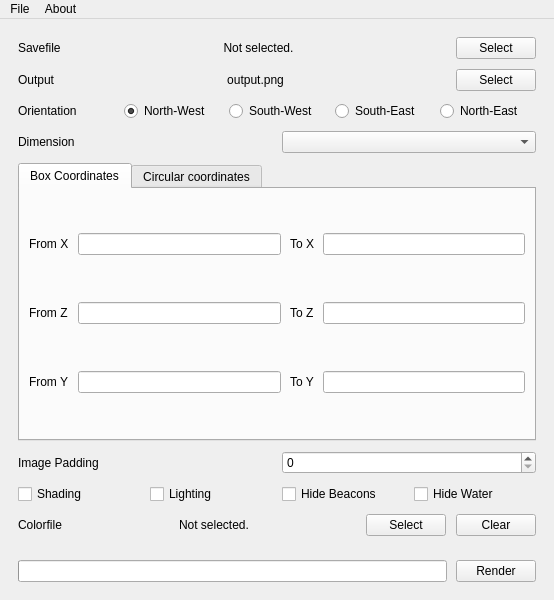
This is src/graphical/mainwindow.ui in spoutn1k/mcmap as Qt 5 draws it before an edit. The edited form follows.
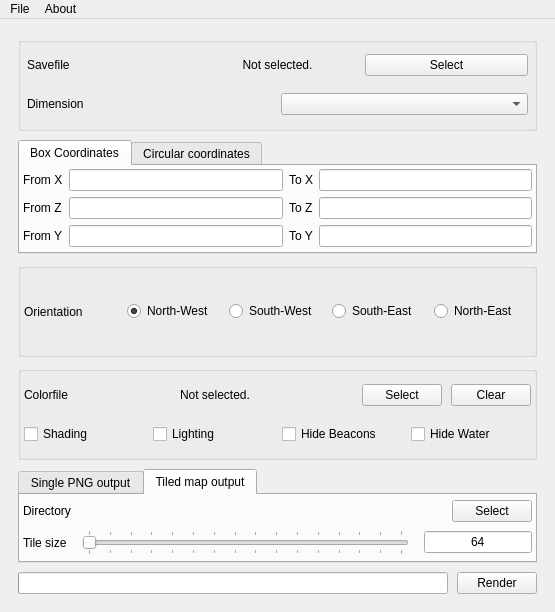
This is the edited form. The open tabs and pages were chosen to show the change.

Commit message: Organized ui; added icons

What changed in the file:
```diff
--- a/src/graphical/mainwindow.ui
+++ b/src/graphical/mainwindow.ui
@@ -9,43 +9,71 @@
    <rect>
     <x>0</x>
     <y>0</y>
-    <width>554</width>
-    <height>600</height>
+    <width>555</width>
+    <height>612</height>
    </rect>
   </property>
-  <property name="minimumSize">
-   <size>
-    <width>554</width>
-    <height>600</height>
-   </size>
-  </property>
-  <property name="maximumSize">
-   <size>
-    <width>554</width>
-    <height>600</height>
-   </size>
+  <property name="sizePolicy">
+   <sizepolicy hsizetype="Minimum" vsizetype="Minimum">
+    <horstretch>0</horstretch>
+    <verstretch>0</verstretch>
+   </sizepolicy>
   </property>
   <widget class="QWidget" name="centralwidget">
+   <property name="sizePolicy">
+    <sizepolicy hsizetype="Minimum" vsizetype="Minimum">
+     <horstretch>0</horstretch>
+     <verstretch>0</verstretch>
+    </sizepolicy>
+   </property>
    <layout class="QVBoxLayout" name="verticalLayout_3">
+    <property name="spacing">
+     <number>9</number>
+    </property>
+    <property name="leftMargin">
+     <number>18</number>
+    </property>
+    <property name="topMargin">
+     <number>18</number>
+    </property>
+    <property name="rightMargin">
+     <number>18</number>
+    </property>
+    <property name="bottomMargin">
+     <number>18</number>
+    </property>
     <item>
+     <widget class="QGroupBox" name="worldGroup">
+      <property name="title">
+       <string/>
+      </property>
      <layout class="QVBoxLayout" name="verticalLayout">
-      <property name="spacing">
-       <number>10</number>
-      </property>
       <property name="leftMargin">
-       <number>9</number>
+        <number>3</number>
       </property>
       <property name="topMargin">
-       <number>9</number>
+        <number>3</number>
       </property>
       <property name="rightMargin">
-       <number>9</number>
+        <number>3</number>
       </property>
       <property name="bottomMargin">
-       <number>9</number>
+        <number>3</number>
       </property>
       <item>
-       <layout class="QHBoxLayout" name="saveSelect" stretch="0,1,0">
+        <layout class="QHBoxLayout" name="saveSelect" stretch="0,0,0">
+         <property name="leftMargin">
+          <number>3</number>
+         </property>
+         <property name="topMargin">
+          <number>3</number>
+         </property>
+         <property name="rightMargin">
+          <number>3</number>
+         </property>
+         <property name="bottomMargin">
+          <number>3</number>
+         </property>
         <item>
          <widget class="QLabel" name="saveFieldLabel">
           <property name="text">
@@ -75,78 +103,20 @@
         </item>
        </layout>
       </item>
-      <item>
-       <layout class="QHBoxLayout" name="outputSelect" stretch="0,1,0">
-        <item>
-         <widget class="QLabel" name="outputFieldLabel">
-          <property name="text">
-           <string>Output</string>
-          </property>
-         </widget>
-        </item>
-        <item>
-         <widget class="QLabel" name="outputLabel">
-          <property name="text">
-           <string>output.png</string>
-          </property>
-          <property name="alignment">
-           <set>Qt::AlignCenter</set>
-          </property>
-         </widget>
-        </item>
-        <item>
-         <widget class="QPushButton" name="outputSelectButton">
-          <property name="text">
-           <string>Select</string>
-          </property>
-         </widget>
-        </item>
-       </layout>
-      </item>
-      <item>
-       <layout class="QHBoxLayout" name="orientation">
-        <item>
-         <widget class="QLabel" name="orientationLabel">
-          <property name="text">
-           <string>Orientation</string>
-          </property>
-         </widget>
-        </item>
-        <item>
-         <widget class="QRadioButton" name="orientationNW">
-          <property name="text">
-           <string>North-West</string>
-          </property>
-          <property name="checked">
-           <bool>true</bool>
-          </property>
-         </widget>
-        </item>
-        <item>
-         <widget class="QRadioButton" name="orientationSW">
-          <property name="text">
-           <string>South-West</string>
-          </property>
-         </widget>
-        </item>
-        <item>
-         <widget class="QRadioButton" name="orientationSE">
-          <property name="text">
-           <string>South-East</string>
-          </property>
-         </widget>
-        </item>
-        <item>
-         <widget class="QRadioButton" name="orientationNE">
-          <property name="text">
-           <string>North-East</string>
-          </property>
-         </widget>
-        </item>
-       </layout>
-      </item>
       <item>
        <layout class="QHBoxLayout" name="dimensionSelect">
+         <property name="leftMargin">
+          <number>3</number>
+         </property>
+         <property name="topMargin">
+          <number>3</number>
+         </property>
+         <property name="rightMargin">
+          <number>3</number>
+         </property>
+         <property name="bottomMargin">
+          <number>3</number>
+         </property>
         <item>
          <widget class="QLabel" name="dimensionLabel">
           <property name="text">
@@ -159,8 +129,17 @@
         </item>
        </layout>
       </item>
+      </layout>
+     </widget>
+    </item>
       <item>
        <widget class="QTabWidget" name="coordinatesSelect">
+      <property name="sizePolicy">
+       <sizepolicy hsizetype="Minimum" vsizetype="Minimum">
+        <horstretch>0</horstretch>
+        <verstretch>0</verstretch>
+       </sizepolicy>
+      </property>
         <property name="currentIndex">
          <number>0</number>
         </property>
@@ -170,29 +149,22 @@
          </attribute>
          <layout class="QGridLayout" name="gridLayout_2">
           <property name="leftMargin">
-           <number>9</number>
+         <number>3</number>
           </property>
           <property name="topMargin">
-           <number>0</number>
+         <number>3</number>
           </property>
           <property name="rightMargin">
-           <number>9</number>
+         <number>3</number>
           </property>
           <property name="bottomMargin">
-           <number>0</number>
-          </property>
-          <property name="horizontalSpacing">
-           <number>9</number>
-          </property>
-          <property name="verticalSpacing">
            <number>3</number>
           </property>
-          <item row="0" column="4">
-           <widget class="QLabel" name="boxMaxXLabel">
-            <property name="text">
-             <string>To X</string>
-            </property>
-           </widget>
+        <property name="spacing">
+         <number>6</number>
+        </property>
+        <item row="1" column="5">
+         <widget class="QLineEdit" name="boxMaxZ"/>
           </item>
           <item row="3" column="4">
            <widget class="QLabel" name="boxMaxYLabel">
@@ -201,19 +173,46 @@
             </property>
            </widget>
           </item>
-          <item row="3" column="1">
-           <widget class="QLabel" name="boxMinYLabel">
-            <property name="text">
-             <string>From Y</string>
-            </property>
-           </widget>
-          </item>
-          <item row="0" column="5">
-           <widget class="QLineEdit" name="boxMaxX"/>
+        <item row="1" column="2">
+         <widget class="QLineEdit" name="boxMinZ"/>
           </item>
           <item row="3" column="2">
            <widget class="QLineEdit" name="boxMinY"/>
           </item>
+        <item row="1" column="4">
+         <widget class="QLabel" name="boxMaxZLabel">
+          <property name="text">
+           <string>To Z</string>
+          </property>
+         </widget>
+        </item>
+        <item row="0" column="5">
+         <widget class="QLineEdit" name="boxMaxX"/>
+        </item>
+        <item row="0" column="2">
+         <widget class="QLineEdit" name="boxMinX"/>
+        </item>
+        <item row="1" column="1">
+         <widget class="QLabel" name="boxMinZLabel">
+          <property name="text">
+           <string>From Z</string>
+          </property>
+         </widget>
+        </item>
+        <item row="0" column="4">
+         <widget class="QLabel" name="boxMaxXLabel">
+          <property name="text">
+           <string>To X</string>
+          </property>
+         </widget>
+        </item>
+        <item row="3" column="1">
+         <widget class="QLabel" name="boxMinYLabel">
+          <property name="text">
+           <string>From Y</string>
+          </property>
+         </widget>
+        </item>
           <item row="3" column="5">
            <widget class="QLineEdit" name="boxMaxY"/>
           </item>
@@ -224,29 +223,6 @@
             </property>
            </widget>
           </item>
-          <item row="0" column="2">
-           <widget class="QLineEdit" name="boxMinX"/>
-          </item>
-          <item row="1" column="1">
-           <widget class="QLabel" name="boxMinZLabel">
-            <property name="text">
-             <string>From Z</string>
-            </property>
-           </widget>
-          </item>
-          <item row="1" column="2">
-           <widget class="QLineEdit" name="boxMinZ"/>
-          </item>
-          <item row="1" column="4">
-           <widget class="QLabel" name="boxMaxZLabel">
-            <property name="text">
-             <string>To Z</string>
-            </property>
-           </widget>
-          </item>
-          <item row="1" column="5">
-           <widget class="QLineEdit" name="boxMaxZ"/>
-          </item>
          </layout>
         </widget>
         <widget class="QWidget" name="circularCoordinates">
@@ -255,23 +231,20 @@
          </attribute>
          <layout class="QGridLayout" name="gridLayout">
           <property name="leftMargin">
-           <number>9</number>
+         <number>3</number>
           </property>
           <property name="topMargin">
-           <number>0</number>
+         <number>3</number>
           </property>
           <property name="rightMargin">
-           <number>9</number>
+         <number>3</number>
           </property>
           <property name="bottomMargin">
-           <number>0</number>
-          </property>
-          <property name="horizontalSpacing">
-           <number>9</number>
-          </property>
-          <property name="verticalSpacing">
            <number>3</number>
           </property>
+        <property name="spacing">
+         <number>6</number>
+        </property>
           <item row="1" column="2">
            <widget class="QLabel" name="circularMaxYLabel">
             <property name="text">
@@ -327,16 +300,114 @@
        </widget>
       </item>
       <item>
-       <layout class="QHBoxLayout" name="padding">
+     <widget class="QGroupBox" name="orientationGroup">
+      <layout class="QHBoxLayout" name="orientation">
+       <property name="leftMargin">
+        <number>3</number>
+       </property>
+       <property name="topMargin">
+        <number>3</number>
+       </property>
+       <property name="rightMargin">
+        <number>3</number>
+       </property>
+       <property name="bottomMargin">
+        <number>3</number>
+       </property>
         <item>
-         <widget class="QLabel" name="paddingFieldLabel">
+        <widget class="QLabel" name="orientationLabel">
           <property name="text">
-           <string>Image Padding</string>
+          <string>Orientation</string>
           </property>
          </widget>
         </item>
         <item>
-         <widget class="QSpinBox" name="paddingValue"/>
+        <widget class="QRadioButton" name="orientationNW">
+         <property name="text">
+          <string>North-West</string>
+         </property>
+         <property name="checked">
+          <bool>true</bool>
+         </property>
+        </widget>
+       </item>
+       <item>
+        <widget class="QRadioButton" name="orientationSW">
+         <property name="text">
+          <string>South-West</string>
+         </property>
+        </widget>
+       </item>
+       <item>
+        <widget class="QRadioButton" name="orientationSE">
+         <property name="text">
+          <string>South-East</string>
+         </property>
+        </widget>
+       </item>
+       <item>
+        <widget class="QRadioButton" name="orientationNE">
+         <property name="text">
+          <string>North-East</string>
+         </property>
+        </widget>
+       </item>
+      </layout>
+     </widget>
+    </item>
+    <item>
+     <widget class="QGroupBox" name="colorGroup">
+      <property name="title">
+       <string/>
+      </property>
+      <layout class="QVBoxLayout" name="verticalLayout_2">
+       <property name="spacing">
+        <number>9</number>
+       </property>
+       <property name="leftMargin">
+        <number>3</number>
+       </property>
+       <property name="topMargin">
+        <number>3</number>
+       </property>
+       <property name="rightMargin">
+        <number>3</number>
+       </property>
+       <property name="bottomMargin">
+        <number>3</number>
+       </property>
+       <item>
+        <layout class="QHBoxLayout" name="colorSelect" stretch="0,1,0,0">
+         <item>
+          <widget class="QLabel" name="colorFieldLabel">
+           <property name="text">
+            <string>Colorfile</string>
+           </property>
+          </widget>
+         </item>
+         <item>
+          <widget class="QLabel" name="colorFileLabel">
+           <property name="text">
+            <string>Not selected.</string>
+           </property>
+           <property name="alignment">
+            <set>Qt::AlignCenter</set>
+           </property>
+          </widget>
+         </item>
+         <item>
+          <widget class="QPushButton" name="colorSelectButton">
+           <property name="text">
+            <string>Select</string>
+           </property>
+          </widget>
+         </item>
+         <item>
+          <widget class="QPushButton" name="colorResetButton">
+           <property name="text">
+            <string>Clear</string>
+           </property>
+          </widget>
         </item>
        </layout>
       </item>
@@ -372,60 +443,235 @@
         </item>
        </layout>
       </item>
+      </layout>
+     </widget>
+    </item>
       <item>
-       <layout class="QHBoxLayout" name="colorSelect" stretch="0,1,0,0">
+     <widget class="QTabWidget" name="outputTypeSelect">
+      <property name="sizePolicy">
+       <sizepolicy hsizetype="Minimum" vsizetype="Minimum">
+        <horstretch>0</horstretch>
+        <verstretch>0</verstretch>
+       </sizepolicy>
+      </property>
+      <property name="currentIndex">
+       <number>0</number>
+      </property>
+      <widget class="QWidget" name="singlePNG">
+       <property name="sizePolicy">
+        <sizepolicy hsizetype="Minimum" vsizetype="Minimum">
+         <horstretch>0</horstretch>
+         <verstretch>0</verstretch>
+        </sizepolicy>
+       </property>
+       <attribute name="title">
+        <string>Single PNG output</string>
+       </attribute>
+       <layout class="QVBoxLayout" name="verticalLayout_5">
+        <property name="spacing">
+         <number>6</number>
+        </property>
+        <property name="leftMargin">
+         <number>3</number>
+        </property>
+        <property name="topMargin">
+         <number>3</number>
+        </property>
+        <property name="rightMargin">
+         <number>3</number>
+        </property>
+        <property name="bottomMargin">
+         <number>3</number>
+        </property>
         <item>
-         <widget class="QLabel" name="colorFieldLabel">
+         <layout class="QHBoxLayout" name="singlePNGFileOptions" stretch="0,1,0">
+          <item>
+           <widget class="QLabel" name="singlePNGFileLabel">
           <property name="text">
-           <string>Colorfile</string>
+             <string>File</string>
           </property>
          </widget>
         </item>
         <item>
-         <widget class="QLabel" name="colorFileLabel">
+           <widget class="QLabel" name="singlePNGFileName">
+            <property name="alignment">
+             <set>Qt::AlignCenter</set>
+            </property>
+           </widget>
+          </item>
+          <item>
+           <widget class="QPushButton" name="singlePNGFileSelect">
           <property name="text">
-           <string>Not selected.</string>
-          </property>
+             <string>Select</string>
+            </property>
+           </widget>
+          </item>
+         </layout>
+        </item>
+        <item>
+         <layout class="QHBoxLayout" name="padding">
+          <item>
+           <widget class="QLabel" name="paddingFieldLabel">
+            <property name="text">
+             <string>Image Padding</string>
+            </property>
+           </widget>
+          </item>
+          <item>
+           <widget class="QSpinBox" name="paddingValue"/>
+          </item>
+         </layout>
+        </item>
+       </layout>
+      </widget>
+      <widget class="QWidget" name="tiledOutput">
+       <property name="sizePolicy">
+        <sizepolicy hsizetype="Minimum" vsizetype="Minimum">
+         <horstretch>0</horstretch>
+         <verstretch>0</verstretch>
+        </sizepolicy>
+       </property>
+       <attribute name="title">
+        <string>Tiled map output</string>
+       </attribute>
+       <layout class="QVBoxLayout" name="verticalLayout_4">
+        <property name="spacing">
+         <number>6</number>
+        </property>
+        <property name="leftMargin">
+         <number>3</number>
+        </property>
+        <property name="topMargin">
+         <number>3</number>
+        </property>
+        <property name="rightMargin">
+         <number>3</number>
+        </property>
+        <property name="bottomMargin">
+         <number>3</number>
+        </property>
+        <item>
+         <layout class="QHBoxLayout" name="tiledOutputFileOptions" stretch="0,1,0">
+          <item>
+           <widget class="QLabel" name="tiledOutputFileLabel">
+            <property name="text">
+             <string>Directory</string>
+            </property>
+           </widget>
+          </item>
+          <item>
+           <widget class="QLabel" name="tiledOutputFileName">
           <property name="alignment">
            <set>Qt::AlignCenter</set>
           </property>
          </widget>
         </item>
         <item>
-         <widget class="QPushButton" name="colorSelectButton">
+           <widget class="QPushButton" name="tiledOutputFileSelect">
           <property name="text">
            <string>Select</string>
           </property>
          </widget>
         </item>
+         </layout>
+        </item>
         <item>
-         <widget class="QPushButton" name="colorResetButton">
+         <layout class="QHBoxLayout" name="tiledOutputSizeOptions">
+          <property name="spacing">
+           <number>15</number>
+          </property>
+          <item>
+           <widget class="QLabel" name="tiledOutputSizeLabel">
+            <property name="sizePolicy">
+             <sizepolicy hsizetype="Preferred" vsizetype="Preferred">
+              <horstretch>0</horstretch>
+              <verstretch>0</verstretch>
+             </sizepolicy>
+            </property>
           <property name="text">
-           <string>Clear</string>
+             <string>Tile size</string>
           </property>
          </widget>
         </item>
+          <item>
+           <widget class="QSlider" name="tiledOutputSizeSlider">
+            <property name="layoutDirection">
+             <enum>Qt::LeftToRight</enum>
+            </property>
+            <property name="minimum">
+             <number>1</number>
+            </property>
+            <property name="maximum">
+             <number>16</number>
+            </property>
+            <property name="singleStep">
+             <number>1</number>
+            </property>
+            <property name="pageStep">
+             <number>1</number>
+            </property>
+            <property name="value">
+             <number>1</number>
+            </property>
+            <property name="sliderPosition">
+             <number>1</number>
+            </property>
+            <property name="tracking">
+             <bool>true</bool>
+            </property>
+            <property name="orientation">
+             <enum>Qt::Horizontal</enum>
+            </property>
+            <property name="invertedAppearance">
+             <bool>false</bool>
+            </property>
+            <property name="tickPosition">
+             <enum>QSlider::TicksBothSides</enum>
+            </property>
+           </widget>
+          </item>
+          <item>
+           <widget class="QLineEdit" name="tiledOutputSizeValue">
+            <property name="sizePolicy">
+             <sizepolicy hsizetype="Minimum" vsizetype="Fixed">
+              <horstretch>0</horstretch>
+              <verstretch>0</verstretch>
+             </sizepolicy>
+            </property>
+            <property name="cursor">
+             <cursorShape>ForbiddenCursor</cursorShape>
+            </property>
+            <property name="focusPolicy">
+             <enum>Qt::NoFocus</enum>
+            </property>
+            <property name="text">
+             <string>64</string>
+            </property>
+            <property name="maxLength">
+             <number>10</number>
+            </property>
+            <property name="cursorPosition">
+             <number>0</number>
+            </property>
+            <property name="alignment">
+             <set>Qt::AlignCenter</set>
+            </property>
+            <property name="readOnly">
+             <bool>true</bool>
+            </property>
+            <property name="clearButtonEnabled">
+             <bool>false</bool>
+            </property>
+           </widget>
+          </item>
        </layout>
       </item>
      </layout>
+      </widget>
+     </widget>
     </item>
     <item>
      <layout class="QHBoxLayout" name="horizontalLayout">
-      <property name="spacing">
-       <number>9</number>
-      </property>
-      <property name="leftMargin">
-       <number>9</number>
-      </property>
-      <property name="topMargin">
-       <number>9</number>
-      </property>
-      <property name="rightMargin">
-       <number>9</number>
-      </property>
-      <property name="bottomMargin">
-       <number>9</number>
-      </property>
       <item>
        <widget class="QProgressBar" name="progressBar">
         <property name="maximum">
@@ -455,7 +701,7 @@
     <rect>
      <x>0</x>
      <y>0</y>
-     <width>554</width>
+     <width>555</width>
      <height>26</height>
     </rect>
    </property>
```
Left out of the diff: 3 changed lines with no effect on the pictures. Lines whose indentation alone changed are shown as unchanged. The commit also changes 6 other files.
